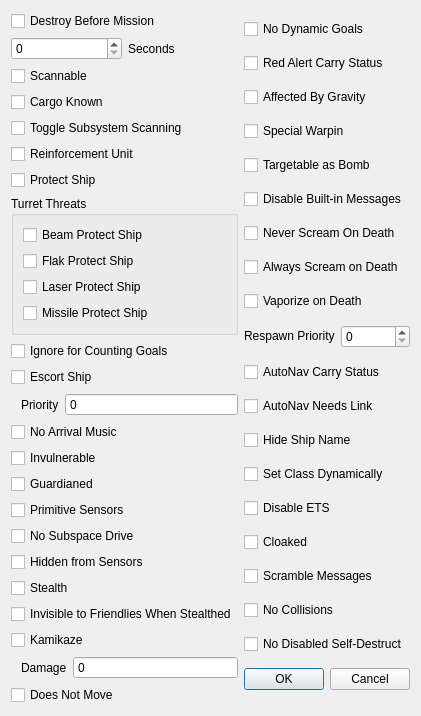
Qt form qtfred/ui/ShipFlagsDialog.ui (scp-fs2open/fs2open.github.com) before a commit.
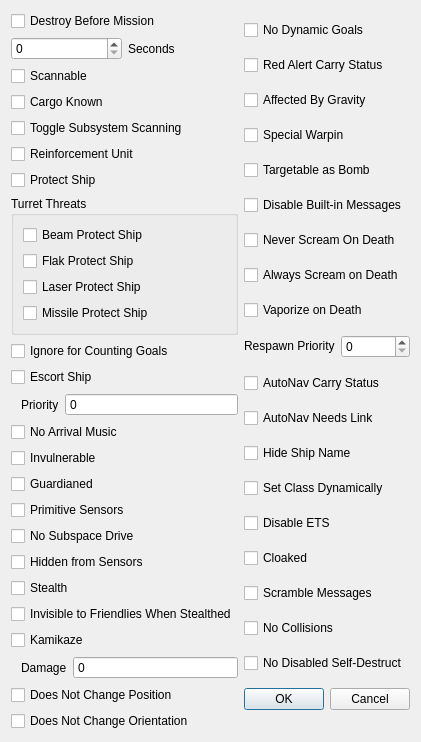
The same form after that commit. Custom widgets are drawn as their Qt base class.

Commit message: implement don't-change-position and don't-change-orientation

What changed in the file:
```diff
--- a/qtfred/ui/ShipFlagsDialog.ui
+++ b/qtfred/ui/ShipFlagsDialog.ui
@@ -376,12 +376,25 @@
       </layout>
      </item>
      <item>
-      <widget class="fso::fred::ShipFlagCheckbox" name="noMoveCheckbox">
+      <widget class="fso::fred::ShipFlagCheckbox" name="noChangePosCheckbox">
        <property name="toolTip">
         <string>&lt;html&gt;&lt;head/&gt;&lt;body&gt;&lt;p&gt;Ship should not move under any circumstances&lt;/p&gt;&lt;/body&gt;&lt;/html&gt;</string>
        </property>
        <property name="text">
-        <string>Does Not Move</string>
+        <string>Does Not Change Position</string>
+       </property>
+       <property name="tristate">
+        <bool>true</bool>
+       </property>
+      </widget>
+     </item>
+     <item>
+      <widget class="fso::fred::ShipFlagCheckbox" name="noChangeOrientCheckbox">
+       <property name="toolTip">
+        <string>&lt;html&gt;&lt;head/&gt;&lt;body&gt;&lt;p&gt;Ship should not change orientation until destroyed&lt;/p&gt;&lt;/body&gt;&lt;/html&gt;</string>
+       </property>
+       <property name="text">
+        <string>Does Not Change Orientation</string>
        </property>
        <property name="tristate">
         <bool>true</bool>
```
Left out of the diff: 2 changed lines with no effect on the pictures. The commit also changes 20 other files.
